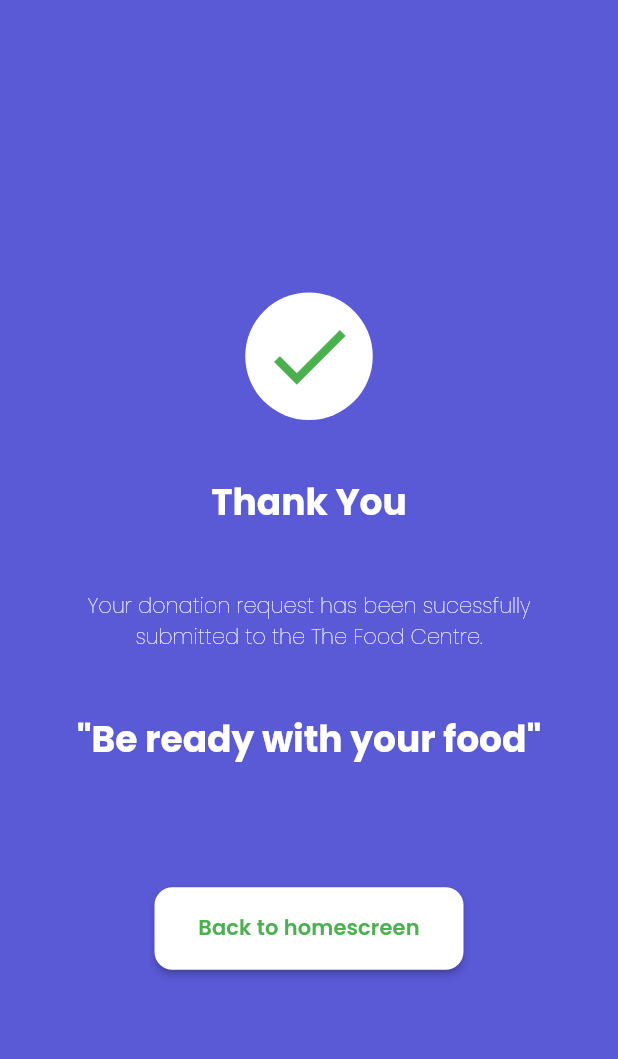
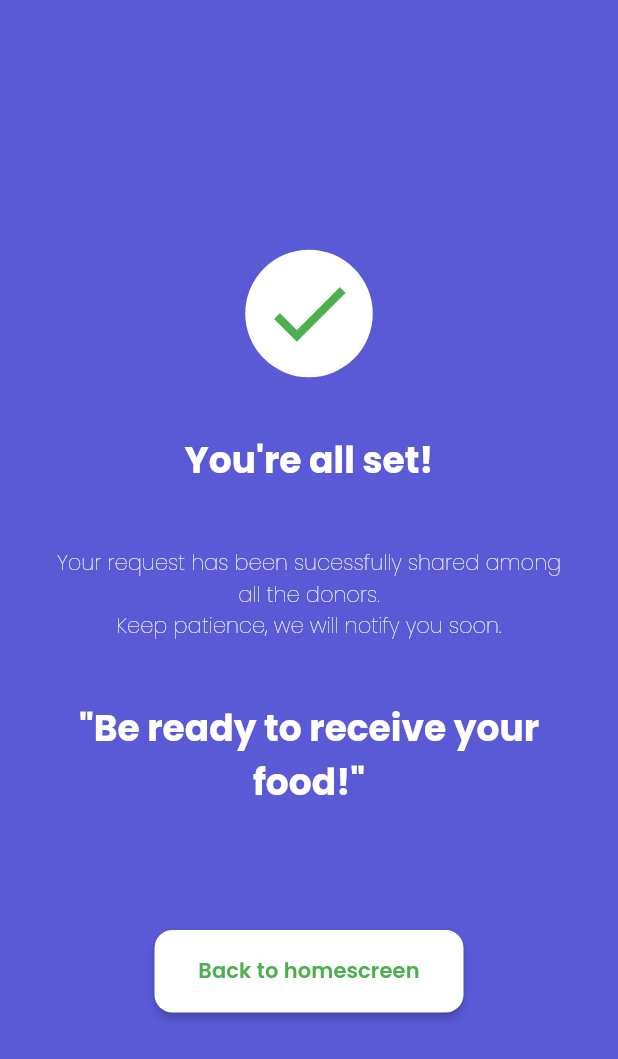
Before and after one commit to ShishirRijal/Zero-Waste-Kitchen-Flutter, a Flutter app: the SucessDonationRequest screen opened directly, on a phone screen of 412 x 824 dp. Shown: the top 1059 px of the screen. Run offline on Flutter 3.47's test engine with Material 2 defaults, Android fonts, the phone set to English and light mode, and no system bars; our stand-ins replace cloud_firestore, dotted_border, firebase_auth, firebase_core, firebase_messaging, firebase_storage and 7 more; accounts and stored records are empty; generated files the repository leaves out were written again; network calls fail.

Commit message:
bug fixes

```diff
--- a/frontend/lib/screens/auth/login_screen.dart
+++ b/frontend/lib/screens/auth/login_screen.dart
@@ -2,7 +2,6 @@ import 'package:flutter/material.dart';
 import 'package:provider/provider.dart';
 import 'package:zero_waste_kitchen/screens/auth/auth_controller.dart';
 import 'package:zero_waste_kitchen/screens/auth/forgot_password_view.dart';
-import 'package:zero_waste_kitchen/screens/auth/signup_screen.dart';
 import 'package:zero_waste_kitchen/screens/screens.dart';
 import 'package:zero_waste_kitchen/utils/utils.dart';
 import 'custom_text_form_field.dart';
--- a/frontend/lib/screens/main/home_screen.dart
+++ b/frontend/lib/screens/main/home_screen.dart
@@ -24,14 +24,15 @@ class _HomeScreenState extends State<HomeScreen> {
   Widget build(BuildContext context) {
     return Scaffold(
         appBar: AppBar(
-          title: const Text('Donations'),
+          title: Text(currentUser!.isDonor ? 'Donation Requests' : 'Donations'),
           backgroundColor: Constants.kPrimaryColor,
           centerTitle: true,
+          automaticallyImplyLeading: false,
         ),
         body: Padding(
           padding: const EdgeInsets.symmetric(horizontal: 10, vertical: 15),
           child: FutureBuilder(
-            future: FoodServices.getFoods(getDonations: currentUser!.isDonor),
+            future: FoodServices.getFoods(getDonations: !currentUser!.isDonor),
             builder: (context, snapshot) {
               if (snapshot.connectionState == ConnectionState.waiting) {
                 return const Center(child: CircularProgressIndicator());
--- a/frontend/lib/screens/main/profile_screen.dart
+++ b/frontend/lib/screens/main/profile_screen.dart
@@ -1,6 +1,5 @@
 import 'package:flutter/material.dart';
 import 'package:provider/provider.dart';
-import 'package:zero_waste_kitchen/screens/main/main_screen.dart';
 import 'package:zero_waste_kitchen/utils/constants.dart';
 
 import '../auth/auth_controller.dart';
@@ -74,7 +73,9 @@ class ProfileScreen extends StatelessWidget {
                   ),
                   const SizedBox(height: 10),
                   ProfileDataBox(
-                    title: user.isDonor ? "No of Donations" : "No of Services",
+                    title: user.isDonor
+                        ? "No. of Donations"
+                        : "No. of Beneficiaries",
                     number: (user.noOfServices ?? 0).toString(),
                     icon: Icons.favorite,
                     color: Colors.red,
--- a/frontend/lib/screens/sucess_donation_request.dart
+++ b/frontend/lib/screens/sucess_donation_request.dart
@@ -1,7 +1,6 @@
 import 'package:flutter/material.dart';
+import 'package:zero_waste_kitchen/screens/main/main_screen.dart';
 import 'package:zero_waste_kitchen/utils/constants.dart';
-
-import 'screens.dart';
 
 class SucessDonationRequest extends StatelessWidget {
   const SucessDonationRequest({super.key});
@@ -31,7 +30,7 @@ class SucessDonationRequest extends StatelessWidget {
               height: 20,
             ),
             Text(
-              "Thank You",
+              currentUser!.isDonor ? "Thank You!" : "You're all set!",
               style: Theme.of(context).textTheme.headlineSmall!.copyWith(
                   color: Constants.kWhiteColor, fontWeight: FontWeight.bold),
             ),
@@ -39,7 +38,9 @@ class SucessDonationRequest extends StatelessWidget {
               height: 40,
             ),
             Text(
-              "Your donation request has been sucessfully submitted to the The Food Centre.",
+              currentUser!.isDonor
+                  ? "Your donation has been sucessfully shared among all the beneficiaries.\nWe appreciate your contribution."
+                  : "Your request has been sucessfully shared among all the donors.\nKeep patience, we will notify you soon.",
               style: Theme.of(context).textTheme.labelLarge!.copyWith(
                   color: Constants.kWhiteColor, fontWeight: FontWeight.w100),
               textAlign: TextAlign.center,
@@ -48,7 +49,10 @@ class SucessDonationRequest extends StatelessWidget {
               height: 40,
             ),
             Text(
-              "\"Be ready with your food\"",
+              currentUser!.isDonor
+                  ? "\"Be ready with your food!\""
+                  : "\"Be ready to receive your food!\"",
+              textAlign: TextAlign.center,
               style: Theme.of(context).textTheme.headlineSmall!.copyWith(
                     color: Constants.kWhiteColor,
                     fontWeight: FontWeight.bold,
@@ -71,7 +75,7 @@ class SucessDonationRequest extends StatelessWidget {
                   Navigator.push(
                       context,
                       MaterialPageRoute(
-                          builder: (context) => const RoleScreen()));
+                          builder: (context) => const MainScreen()));
                 },
                 child: Text(
                   "Back to homescreen",
```
Also changed, not shown: frontend/lib/screens/create_donation_post.dart (+42 -10 lines), frontend/lib/services/food_services.dart (+18 -7 lines).
